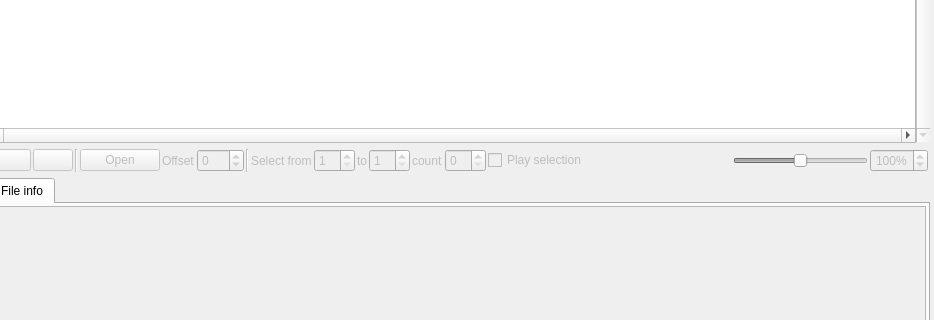
MaurizioB/Bigglesworth, file bigglesworth/ui/audioimporttab.ui: the form before one commit; both pictures show x 287 to 1221 and y 192 to 512 of the 1221 by 600 pixel window.
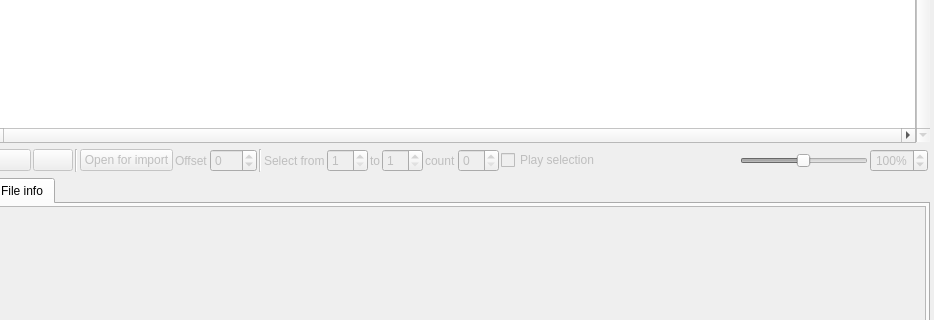
The form after the commit. Icons and pictures are not drawn. Custom widgets are drawn as their Qt base class.

Commit message: Wavetable windows menus, autoplay on import, piano

Diff of the .ui file:
```diff
--- a/bigglesworth/ui/audioimporttab.ui
+++ b/bigglesworth/ui/audioimporttab.ui
@@ -394,7 +394,7 @@
          <item>
           <widget class="QPushButton" name="importBtn">
            <property name="text">
-            <string>Open</string>
+            <string>Open for import</string>
            </property>
           </widget>
          </item>
```
The commit also changes 16 other files.
